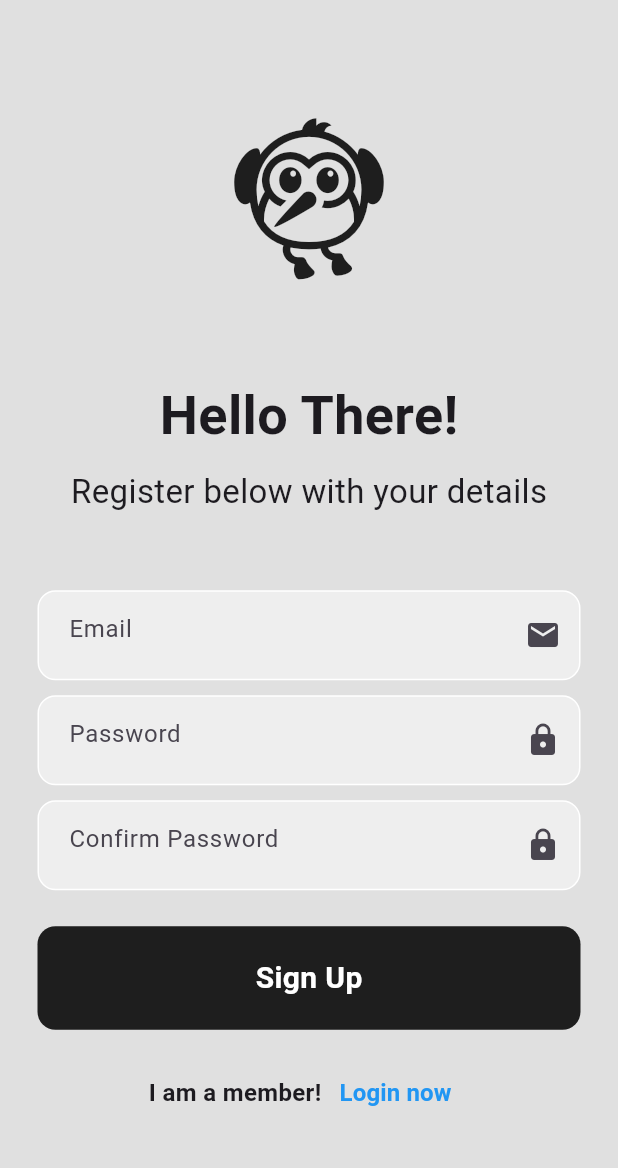
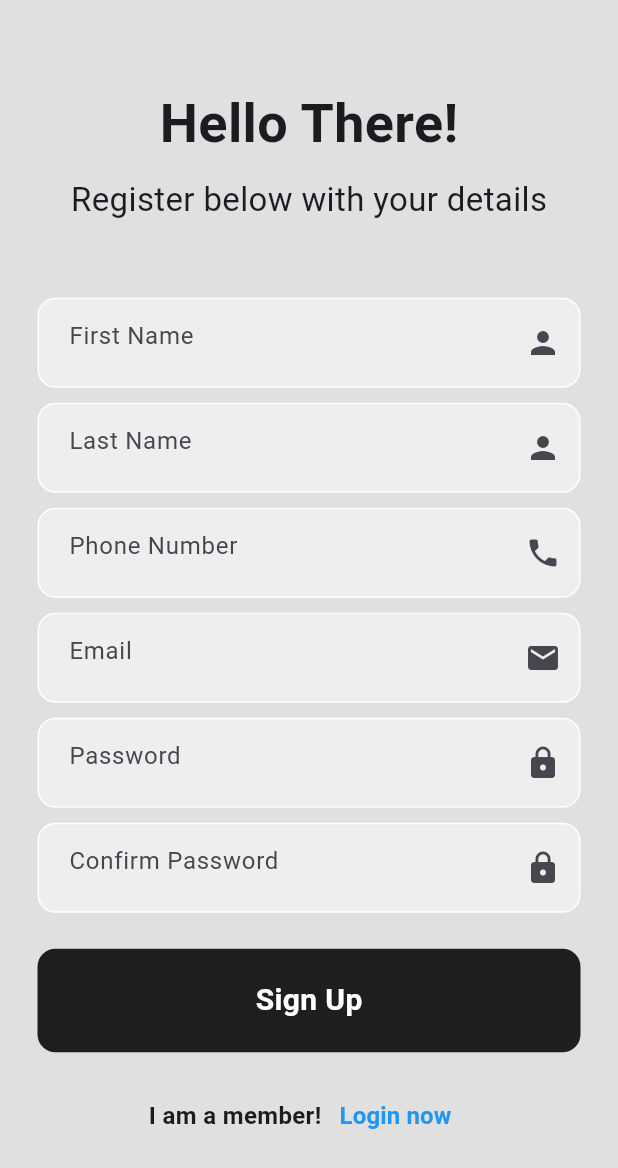
Before and after one commit to Sanket80/Login-Form, a Flutter app: the RegisterPage screen opened directly with empty values, after a tap on "Sign Up", on a phone screen of 412 x 824 dp. Shown: the top 1168 px of the screen. Run offline on Flutter 3.47's test engine with Material 3 defaults, Android fonts, the phone set to English and light mode, and no system bars; our stand-ins replace cloud_firestore, firebase_auth, firebase_core; accounts and stored records are empty; network calls fail.

Commit message:
Added Register Page Data to Cloud Firestore

```diff
--- a/lib/pages/register_page.dart
+++ b/lib/pages/register_page.dart
@@ -1,3 +1,4 @@
+import 'package:cloud_firestore/cloud_firestore.dart';
 import 'package:firebase_auth/firebase_auth.dart';
 import 'package:flutter/material.dart';
 
@@ -10,18 +11,38 @@ class RegisterPage extends StatefulWidget {
 }
 
 class _RegisterPageState extends State<RegisterPage> {
-
   TextEditingController _emailController = TextEditingController();
   TextEditingController _passwordController = TextEditingController();
   TextEditingController _confirmPasswordController = TextEditingController();
+  TextEditingController _firstNameController = TextEditingController();
+  TextEditingController _lastNameController = TextEditingController();
+  TextEditingController _phoneNumberController = TextEditingController();
 
   Future signUp() async {
-    if(_passwordController.text.trim() == _confirmPasswordController.text.trim()){
+    if (_passwordController.text.trim() ==
+        _confirmPasswordController.text.trim()) {
       await FirebaseAuth.instance.createUserWithEmailAndPassword(
         email: _emailController.text,
         password: _passwordController.text,
       );
+
+      addUserDetails(
+        _firstNameController.text.trim(),
+        _lastNameController.text.trim(),
+        _emailController.text.trim(),
+        int.parse(_phoneNumberController.text.trim()),
+      );
     }
+  }
+
+  Future addUserDetails(
+      String firstName, String lastName, String email, int phoneNumber) async {
+    await FirebaseFirestore.instance.collection('Users').add({
+      'first name': firstName,
+      'last name': lastName,
+      'email': email,
+      'phone number': phoneNumber,
+    });
   }
 
   @override
@@ -29,6 +50,9 @@ class _RegisterPageState extends State<RegisterPage> {
     _emailController.dispose();
     _passwordController.dispose();
     _confirmPasswordController.dispose();
+    _firstNameController.dispose();
+    _lastNameController.dispose();
+    _phoneNumberController.dispose();
     super.dispose();
   }
 
@@ -42,13 +66,6 @@ class _RegisterPageState extends State<RegisterPage> {
             child: Column(
               mainAxisAlignment: MainAxisAlignment.center,
               children: [
-                Icon(
-                  Icons.flutter_dash,
-                  size: 120,
-                ),
-                SizedBox(
-                  height: 60,
-                ),
                 // Hello Again!
                 Text(
                   'Hello There!',
@@ -69,6 +86,87 @@ class _RegisterPageState extends State<RegisterPage> {
                 SizedBox(
                   height: 50,
                 ),
+                Padding(
+                  padding: const EdgeInsets.symmetric(horizontal: 25),
+                  child: Container(
+                    decoration: BoxDecoration(
+                      color: Colors.grey[200],
+                      border: Border.all(
+                        color: Colors.white,
+                      ),
+                      borderRadius: BorderRadius.circular(12),
+                    ),
+                    child: Padding(
+                      padding:
+                          const EdgeInsets.only(left: 20, top: 5, bottom: 5),
+                      child: TextField(
+                        controller: _firstNameController,
+                        decoration: InputDecoration(
+                          hintText: 'First Name',
+                          suffixIcon: Icon(Icons.person),
+                          border: InputBorder.none,
+                        ),
+                      ),
+                    ),
+                  ),
+                ),
+                SizedBox(
+                  height: 10,
+                ),
+                Padding(
+                  padding: const EdgeInsets.symmetric(horizontal: 25),
+                  child: Container(
+                    decoration: BoxDecoration(
+                      color: Colors.grey[200],
+                      border: Border.all(
+                        color: Colors.white,
+                      ),
+                      borderRadius: BorderRadius.circular(12),
+                    ),
+                    child: Padding(
+                      padding:
+                          const EdgeInsets.only(left: 20, top: 5, bottom: 5),
+                      child: TextField(
+                        controller: _lastNameController,
+                        decoration: InputDecoration(
+                          hintText: 'Last Name',
+                          suffixIcon: Icon(Icons.person),
+                          border: InputBorder.none,
+                        ),
+                      ),
+                    ),
+                  ),
+                ),
+                SizedBox(
+                  height: 10,
+                ),
+                Padding(
+                  padding: const EdgeInsets.symmetric(horizontal: 25),
+                  child: Container(
+                    decoration: BoxDecoration(
+                      color: Colors.grey[200],
+                      border: Border.all(
+                        color: Colors.white,
+                      ),
+                      borderRadius: BorderRadius.circular(12),
+                    ),
+                    child: Padding(
+                      padding:
+                          const EdgeInsets.only(left: 20, top: 5, bottom: 5),
+                      child: TextField(
+                        controller: _phoneNumberController,
+                        decoration: InputDecoration(
+                          hintText: 'Phone Number',
+                          suffixIcon: Icon(Icons.phone),
+                          border: InputBorder.none,
+                        ),
+                      ),
+                    ),
+                  ),
+                ),
+                SizedBox(
+                  height: 10,
+                ),
 
                 // Email
                 Padding(
@@ -82,7 +180,8 @@ class _RegisterPageState extends State<RegisterPage> {
                       borderRadius: BorderRadius.circular(12),
                     ),
                     child: Padding(
-                      padding: const EdgeInsets.only(left: 20,top: 5,bottom: 5),
+                      padding:
+                          const EdgeInsets.only(left: 20, top: 5, bottom: 5),
                       child: TextField(
                         controller: _emailController,
                         decoration: InputDecoration(
@@ -108,7 +207,8 @@ class _RegisterPageState extends State<RegisterPage> {
                       borderRadius: BorderRadius.circular(12),
                     ),
                     child: Padding(
-                      padding: const EdgeInsets.only(left: 20,top: 5,bottom: 5),
+                      padding:
+                          const EdgeInsets.only(left: 20, top: 5, bottom: 5),
                       child: TextField(
                         controller: _passwordController,
                         obscureText: true,
@@ -123,7 +223,8 @@ class _RegisterPageState extends State<RegisterPage> {
                 ),
                 SizedBox(
                   height: 10,
-                ),Padding(
+                ),
+                Padding(
                   padding: const EdgeInsets.symmetric(horizontal: 25),
                   child: Container(
                     decoration: BoxDecoration(
@@ -134,7 +235,8 @@ class _RegisterPageState extends State<RegisterPage> {
                       borderRadius: BorderRadius.circular(12),
                     ),
                     child: Padding(
-                      padding: const EdgeInsets.only(left: 20,top: 5,bottom: 5),
+                      padding:
+                          const EdgeInsets.only(left: 20, top: 5, bottom: 5),
                       child: TextField(
                         controller: _confirmPasswordController,
                         obscureText: true,
@@ -163,7 +265,8 @@ class _RegisterPageState extends State<RegisterPage> {
                         borderRadius: BorderRadius.circular(12),
                       ),
                       child: Center(
-                        child: Text('Sign Up',
+                        child: Text(
+                          'Sign Up',
                           style: TextStyle(
                             color: Colors.white,
                             fontSize: 20,
@@ -181,13 +284,17 @@ class _RegisterPageState extends State<RegisterPage> {
                 Row(
                   mainAxisAlignment: MainAxisAlignment.center,
                   children: [
-                    Text('I am a member!',style: TextStyle(
-                      fontWeight: FontWeight.bold,
-                      fontSize: 16,
-                    ),),
+                    Text(
+                      'I am a member!',
+                      style: TextStyle(
+                        fontWeight: FontWeight.bold,
+                        fontSize: 16,
+                      ),
+                    ),
                     TextButton(
                       onPressed: widget.showLoginPage,
-                      child: Text('Login now',
+                      child: Text(
+                        'Login now',
                         style: TextStyle(
                           color: Colors.blue,
                           fontSize: 16,
@@ -197,7 +304,6 @@ class _RegisterPageState extends State<RegisterPage> {
                     ),
                   ],
                 ),
-
               ],
             ),
           ),
--- a/pubspec.yaml
+++ b/pubspec.yaml
@@ -37,6 +37,7 @@ dependencies:
   cupertino_icons: ^1.0.2
   firebase_core: ^2.25.4
   firebase_auth: ^4.17.4
+  cloud_firestore: ^4.15.4
 
 dev_dependencies:
   flutter_test:
```
Also changed, not shown: pubspec.lock, 3 other files.
